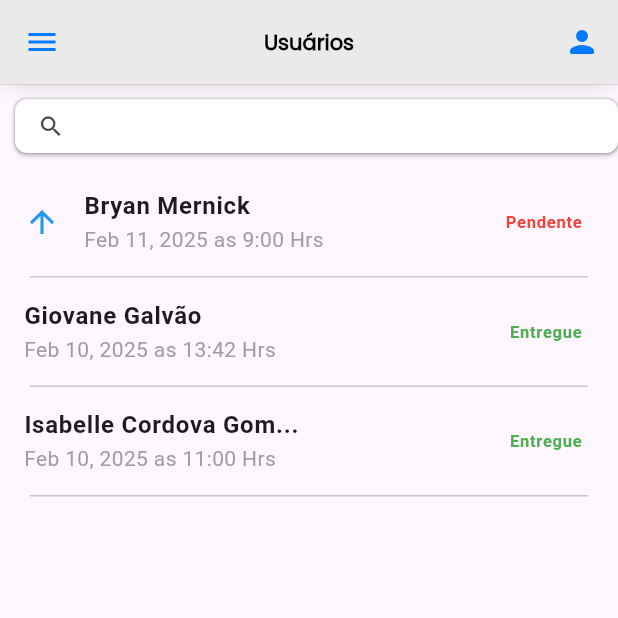
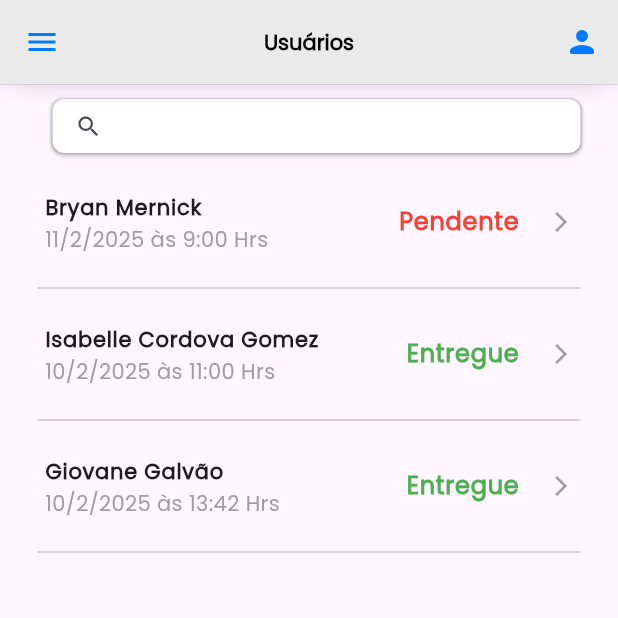
Before and after one commit to NutriClin/nutriclin, a Flutter app: the UsuarioPage screen opened directly, on a phone screen of 412 x 824 dp, the top half of it. Run offline on Flutter 3.47's test engine with Material 3 defaults, Android fonts, the light colour scheme and no system bars; our stand-ins replace cloud_firestore, firebase_auth, firebase_core, flutter_svg; accounts and stored records are empty; statements that could not run were skipped.

Commit message:
feat: componentizacao da lista e do search

```diff
--- a/nutri_app/lib/components/custom_input_search.dart
+++ b/nutri_app/lib/components/custom_input_search.dart
@@ -3,11 +3,9 @@ import 'package:flutter/material.dart';
 class CustomInputSearch extends StatefulWidget {
   final TextEditingController? controller;
   final TextInputType keyboardType;
-  final double width;
 
   const CustomInputSearch({
     super.key,
-    required this.width,
     this.controller,
     this.keyboardType = TextInputType.text,
   });
@@ -57,7 +55,6 @@ class _CustomInputSearchState extends State<CustomInputSearch> {
                 decoration: const InputDecoration(
                     border: InputBorder.none,
                     isDense: true,
-                    contentPadding: EdgeInsets.symmetric(horizontal: 10),
                     prefixIcon: Icon(Icons.search)),
               ),
             ),
--- /dev/null
+++ b/nutri_app/lib/components/custom_list.dart
@@ -0,0 +1,53 @@
+import 'package:flutter/material.dart';
+
+class CustomList extends StatelessWidget {
+  final Map<String, dynamic> report;
+
+  const CustomList({super.key, required this.report});
+
+  @override
+  Widget build(BuildContext context) {
+    bool isPendente = report["status"] == "Pendente";
+    return Column(
+      children: [
+        ListTile(
+          contentPadding: const EdgeInsets.symmetric(horizontal: 5),
+          title: Text(
+            report["nome"],
+            style: const TextStyle(
+              fontWeight: FontWeight.bold,
+              fontSize: 14,
+              fontFamily: 'Poppins',
+            ),
+          ),
+          subtitle: Text(
+            "${report["data"].day}/${report["data"].month}/${report["data"].year} às ${report["data"].hour}:${report["data"].minute.toString().padLeft(2, '0')} Hrs",
+            style: const TextStyle(
+              color: Colors.grey,
+              fontSize: 14,
+              fontFamily: 'Poppins',
+            ),
+          ),
+          trailing: Row(
+            mainAxisSize: MainAxisSize.min,
+            children: [
+              Text(
+                report["status"],
+                style: TextStyle(
+                  color: isPendente ? Colors.red : Colors.green,
+                  fontWeight: FontWeight.bold,
+                  fontSize: 16,
+                  fontFamily: 'Poppins',
+                ),
+              ),
+              const SizedBox(width: 20),
+              const Icon(Icons.arrow_forward_ios, color: Colors.grey, size: 16),
+            ],
+          ),
+          onTap: () {},
+        ),
+        const Divider(),
+      ],
+    );
+  }
+}
--- a/nutri_app/lib/home.dart
+++ b/nutri_app/lib/home.dart
@@ -1,6 +1,5 @@
 import 'package:flutter/material.dart';
 import 'package:nutri_app/components/custom_box.dart';
-import 'package:nutri_app/calculos.dart';
 import 'components/custom_appbar.dart';
 import 'usuarios.dart';
 
--- a/nutri_app/lib/main.dart
+++ b/nutri_app/lib/main.dart
@@ -1,5 +1,7 @@
 import 'package:flutter/material.dart';
 import 'package:firebase_core/firebase_core.dart';
+import 'package:nutri_app/home.dart';
+import 'package:nutri_app/usuarios.dart';
 import './firebase/firebase_options.dart';
 import 'login.dart';
 // import 'home.dart';
@@ -26,10 +28,10 @@ class MyApp extends StatelessWidget {
         useMaterial3: true,
       ),
 
-      initialRoute: '/login',
+      initialRoute: '/usuario',
       routes: {
         '/login': (context) => const LoginPage(),
-        // '/home': (context) => const HomePage(),
+        '/usuario': (context) => const UsuarioPage(),
       },
     );
   }
--- a/nutri_app/lib/usuarios.dart
+++ b/nutri_app/lib/usuarios.dart
@@ -1,5 +1,6 @@
 import 'package:flutter/material.dart';
 import 'package:nutri_app/components/custom_input_search.dart';
+import 'package:nutri_app/components/custom_list.dart';
 import 'components/custom_appbar.dart';
 
 class UsuarioPage extends StatefulWidget {
@@ -13,89 +14,85 @@ class _UsuarioPageState extends State<UsuarioPage> {
   final TextEditingController _searchController = TextEditingController();
 
   // Lista de relatórios simulada
-  final List<Map<String, dynamic>> reports = [
+  final List<Map<String, dynamic>> allReports = [
     {
-      "name": "Bryan Mernick",
-      "date": "Feb 11, 2025 as 9:00 Hrs",
+      "nome": "Bryan Mernick",
+      "data": DateTime(2025, 2, 11, 9, 0),
       "status": "Pendente",
-      "statusColor": Colors.red,
-      "isPriority": true
     },
     {
-      "name": "Giovane Galvão",
-      "date": "Feb 10, 2025 as 13:42 Hrs",
+      "nome": "Giovane Galvão",
+      "data": DateTime(2025, 2, 10, 13, 42),
       "status": "Entregue",
-      "statusColor": Colors.green,
-      "isPriority": false
     },
     {
-      "name": "Isabelle Cordova Gom...",
-      "date": "Feb 10, 2025 as 11:00 Hrs",
+      "nome": "Isabelle Cordova Gomez",
+      "data": DateTime(2025, 2, 10, 11, 0),
       "status": "Entregue",
-      "statusColor": Colors.green,
-      "isPriority": false
     },
   ];
 
+  List<Map<String, dynamic>> filteredReports = [];
+
+  @override
+  void initState() {
+    super.initState();
+    filteredReports =
+        List.from(allReports); // Inicializa a lista filtrada com todos os itens
+    _searchController.addListener(_filterReports);
+  }
+
+  @override
+  void dispose() {
+    _searchController.removeListener(_filterReports);
+    _searchController.dispose();
+    super.dispose();
+  }
+
+  void _filterReports() {
+    String query = _searchController.text.toLowerCase();
+    setState(() {
+      filteredReports = allReports.where((report) {
+        return report["nome"].toLowerCase().contains(query);
+      }).toList();
+    });
+  }
+
   @override
   Widget build(BuildContext context) {
+    // Ordenando a lista: "Pendente" primeiro e depois por data (mais novo por último)
+    filteredReports.sort((a, b) {
+      if (a['status'] == 'Pendente' && b['status'] != 'Pendente') {
+        return -1;
+      } else if (a['status'] != 'Pendente' && b['status'] == 'Pendente') {
+        return 1;
+      } else {
+        return a['data'].compareTo(b['data']);
+      }
+    });
+
     return Scaffold(
       appBar: const CustomAppBar(title: 'Usuários'),
-      body: Column(
+      body: Padding(
+        padding: const EdgeInsets.symmetric(horizontal: 25),
+        child: Column(
           children: [
             const SizedBox(height: 10),
             CustomInputSearch(
-            width: 50,
               controller: _searchController,
             ),
             const SizedBox(height: 10),
             Expanded(
               child: ListView.builder(
-              itemCount: reports.length,
+                itemCount: filteredReports.length,
                 itemBuilder: (context, index) {
-                return ReportItem(report: reports[index]);
+                  return CustomList(report: filteredReports[index]);
                 },
               ),
             ),
           ],
         ),
+      ),
     );
   }
 }
-
-// Componente para os itens da lista de relatórios
-class ReportItem extends StatelessWidget {
-  final Map<String, dynamic> report;
-
-  const ReportItem({super.key, required this.report});
-
-  @override
-  Widget build(BuildContext context) {
-    return Column(
-      children: [
-        ListTile(
-          leading: report["isPriority"]
-              ? const Icon(Icons.arrow_upward, color: Colors.blue)
-              : null,
-          title: Text(
-            report["name"],
-            style: const TextStyle(fontWeight: FontWeight.bold),
-          ),
-          subtitle: Text(
-            report["date"],
-            style: const TextStyle(color: Colors.grey),
-          ),
-          trailing: Text(
-            report["status"],
-            style: TextStyle(
-              color: report["statusColor"],
-              fontWeight: FontWeight.bold,
-            ),
-          ),
-          onTap: () {}, // Ação ao clicar no item
-        ),
-        const Divider(indent: 20, endIndent: 20, height: 1),
-      ],
-    );
-  }
-}
```
Lines whose indentation alone changed are shown as unchanged.
